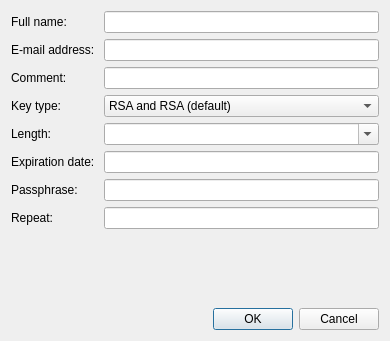
The window that generic/gnupgplugin/addkeydlg.ui (psi-im/plugins) describes before a commit, drawn with Qt 5.
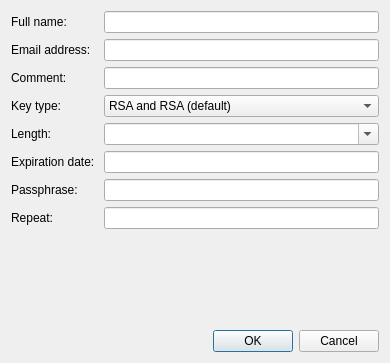
The same window after the commit. Custom widgets are drawn as their Qt base class.

```diff
--- a/generic/gnupgplugin/addkeydlg.ui
+++ b/generic/gnupgplugin/addkeydlg.ui
@@ -7,7 +7,7 @@
     <x>0</x>
     <y>0</y>
     <width>390</width>
-    <height>341</height>
+    <height>363</height>
    </rect>
   </property>
   <property name="windowTitle">
@@ -132,7 +132,7 @@
    <item row="1" column="0">
     <widget class="QLabel" name="label_4">
      <property name="text">
-      <string>E-mail address: </string>
+      <string>Email address: </string>
      </property>
     </widget>
    </item>
```
